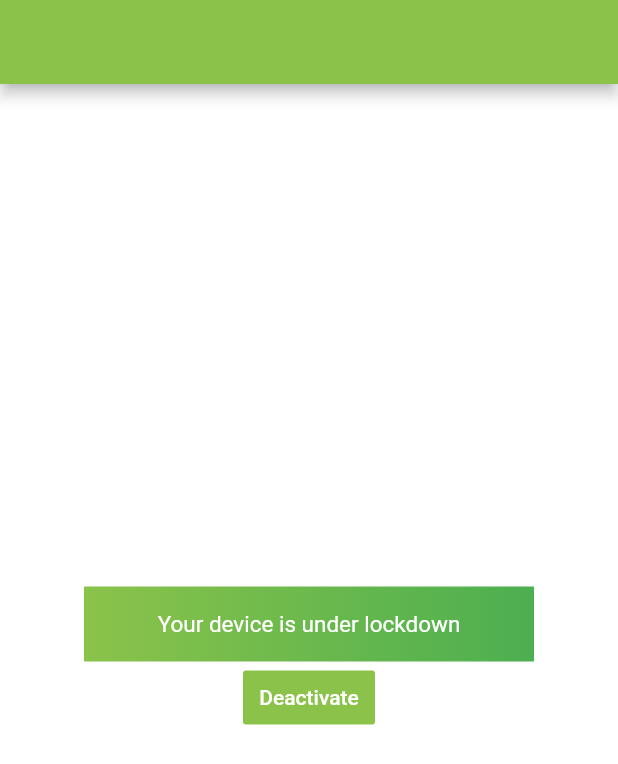
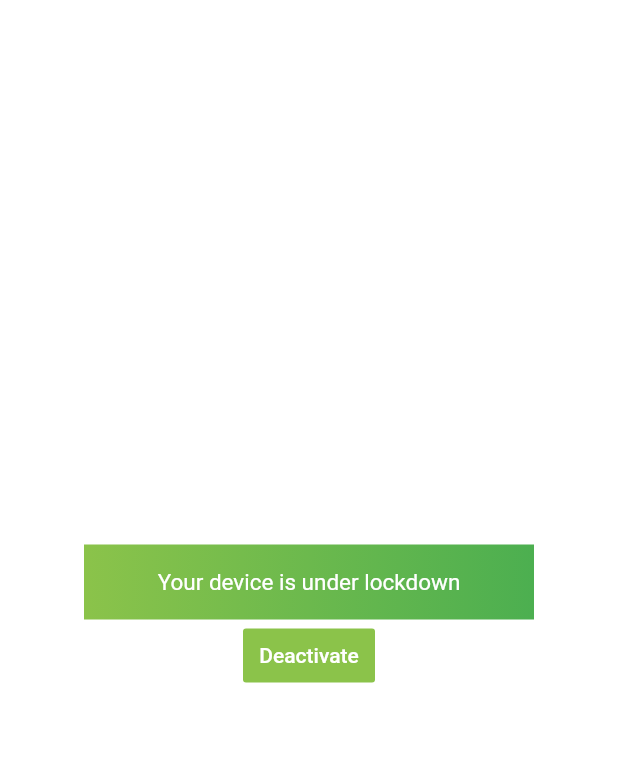
Before and after one commit to SRM-Hackathon/arnav199_ccef-Duo-Que-, a Flutter app: the RestrictedAccess screen opened directly, on a phone screen of 412 x 824 dp. Shown: the top 764 px of the screen. Run offline on Flutter 3.47's test engine with Material 2 defaults, Android fonts, the phone set to English and light mode, and no system bars.

Commit message:
back button gone

```diff
--- a/lockdown/lib/main.dart
+++ b/lockdown/lib/main.dart
@@ -1,6 +1,7 @@
 import 'package:flutter/material.dart';
 import 'package:flutter/material.dart' as prefix0;
-import 'package:sms_retriever/sms_retriever.dart';
+import 'package:flutter/material.dart';
+
 
 void main() => runApp(MyApp());
 
@@ -131,7 +132,7 @@ class _MyHomePageState extends State<MyHomePage> {
               onPressed: ()
               {
                 if(passwordin.text == correctPassword && usernamein.text != "")
-                  Navigator.push( context, MaterialPageRoute(builder: (context) => SecondRoute()),);
+                  Navigator.pushReplacement( context, MaterialPageRoute(builder: (context) => SecondRoute()),);
                 else print("Please check your username or password");
               },
               child: Text('Log in'),
@@ -163,7 +164,9 @@ class SecondRoute extends StatelessWidget {
 */
 class SecondRoute extends StatelessWidget {
   @override
+
   Widget build(BuildContext context) {
+    //String smsCode = await SmsRetriever.startListening();
     return Scaffold(
       backgroundColor: Colors.white,
       appBar: AppBar(
@@ -211,15 +214,16 @@ class SecondRoute extends StatelessWidget {
 }
 
 class RestrictedAccess extends StatelessWidget {
+
   @override
   Widget build(BuildContext context) {
-    return Scaffold(
-      backgroundColor: Colors.white,
-      appBar: AppBar(
-        title: Text(""),
-      ),
+
+    return WillPopScope(
+
+      onWillPop: null,
+      child: Scaffold(
+      backgroundColor : Colors.white,
       body: Center(
-
         child: Column(
 
           mainAxisAlignment: MainAxisAlignment.center,
@@ -256,6 +260,7 @@ class RestrictedAccess extends StatelessWidget {
           ],
         ),
       ),
+    )
     );
   }
 }
--- a/lockdown/pubspec.yaml
+++ b/lockdown/pubspec.yaml
@@ -23,7 +23,8 @@ dependencies:
   # The following adds the Cupertino Icons font to your application.
   # Use with the CupertinoIcons class for iOS style icons.
   cupertino_icons: ^0.1.2
-  sms_retriever: ^0.0.2
+
+
 dev_dependencies:
   flutter_test:
     sdk: flutter
```
Also changed, not shown: lockdown/pubspec.lock, 1 other file.
